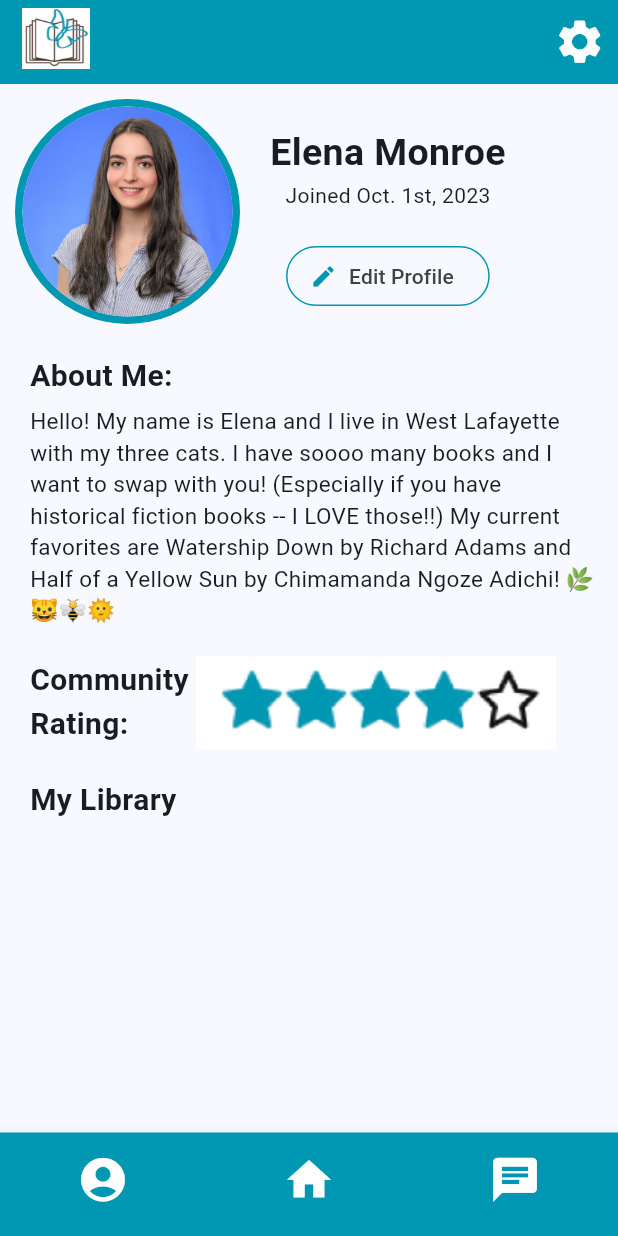
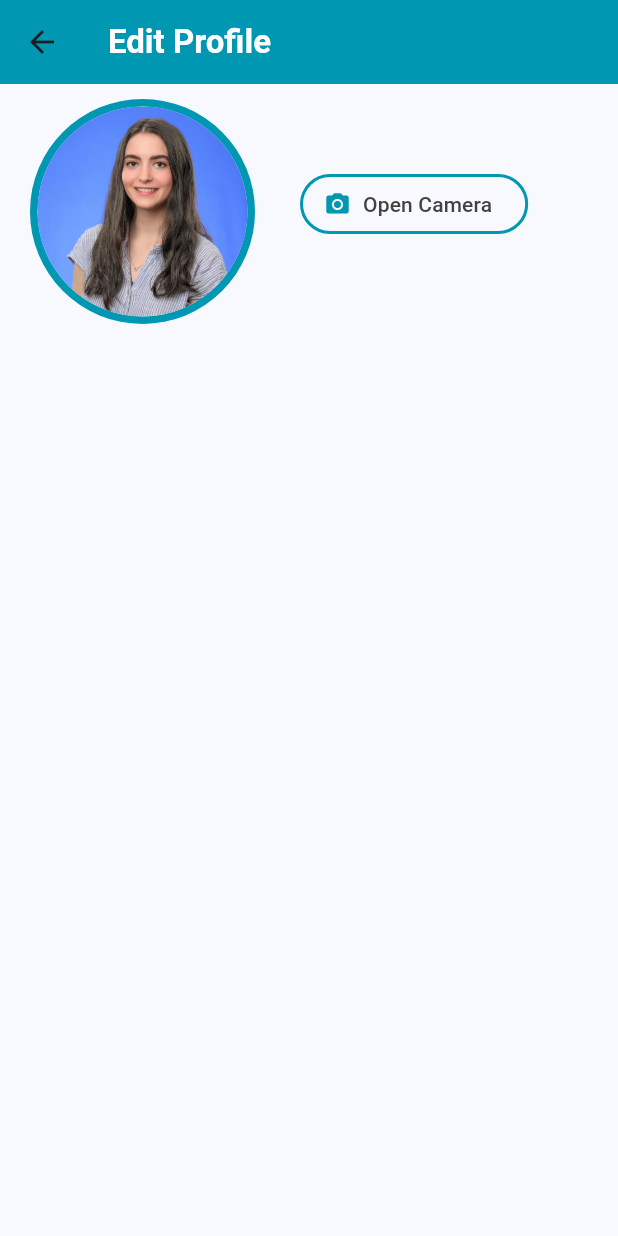
Before and after one commit to SamDG7/BookXchange, a Flutter app: the screen it shows after launch, after a tap on "Edit Profile", on a phone screen of 412 x 824 dp. Run offline on Flutter 3.47's test engine with Material 2 defaults, Android fonts, the light colour scheme and no system bars; our stand-ins replace firebase_auth, firebase_core, google_sign_in; accounts and stored records are empty.

Commit message:
Made an Edit Profile screen with camera button

```diff
--- /dev/null
+++ b/bookxchange_flutter/lib/screens/edit_profile_page.dart
@@ -0,0 +1,79 @@
+import 'package:bookxchange_flutter/constants.dart';
+import 'package:flutter/material.dart';
+
+class EditProfileScreen extends StatefulWidget {
+  const EditProfileScreen({super.key});
+
+  @override
+  State<EditProfileScreen> createState() => _EditProfileScreenState();
+}
+
+class _EditProfileScreenState extends State<EditProfileScreen> {
+  @override
+  Widget build(BuildContext context) {
+    return Scaffold(
+      appBar: AppBar(
+        backgroundColor: butterfly,
+        title: Text(
+          'Edit Profile',
+          style: TextStyle(
+            color: Colors.white,
+            fontWeight: FontWeight.bold,
+          ),
+        ),
+      ),
+      // Vertical scrollable layout
+      body: ListView(
+        children: <Widget>[
+          Row(
+            mainAxisAlignment: MainAxisAlignment.start,
+            children: [
+              Padding(
+                padding: EdgeInsets.fromLTRB(20, 10, 10, 0),
+                child: Container(
+                  child: CircleAvatar(
+                    radius: 75,
+                    backgroundColor: butterfly,
+                    child: CircleAvatar(
+                      radius: 70,
+                      backgroundImage: AssetImage(
+                          'assets/profile_pic_elena.png'), // TODO: REPLACE WITH USER IMAGE
+                    ),
+                  ),
+                ),
+              ),
+
+              // Change profile picture buttons
+              Column(
+                children: [
+                  Padding(
+                    padding: EdgeInsets.fromLTRB(20, 0, 0, 0),
+                    child: OutlinedButton.icon(
+                      onPressed: () {
+                        // OPEN CAMERA
+                      },
+                      icon: Icon(
+                        Icons.photo_camera,
+                        color: butterfly,
+                      ),
+                      label: Text(
+                        'Open Camera',
+                        style: TextStyle(color: Colors.grey[800]),
+                      ),
+                      style: OutlinedButton.styleFrom(
+                        side: BorderSide(width: 2.0, color: butterfly),
+                      ),
+                    ),
+                  ),
+                  // TODO: PUT CAMERA ROLL BUTTON HERE W SAME PADDING
+                ],
+              ),
+
+              // TODO: PUT EDITABLE NAME, BIO, ECT HERE
+            ],
+          ),
+        ],
+      ),
+    );
+  }
+}
--- a/bookxchange_flutter/lib/screens/profile_page.dart
+++ b/bookxchange_flutter/lib/screens/profile_page.dart
@@ -1,4 +1,6 @@
 import 'package:bookxchange_flutter/constants.dart';
+import 'package:bookxchange_flutter/screens/edit_profile_page.dart';
+import 'package:bookxchange_flutter/screens/login_signup_screen.dart';
 import 'package:flutter/material.dart';
 
 class ProfileScreen extends StatefulWidget {
@@ -48,10 +50,18 @@ class _ProfileScreenState extends State<ProfileScreen> {
                       ),
                       Text(
                           "Joined Oct. 1st, 2023"), // TODO: REPLACE WITH USER JOIN DATE
+
+                      //Edit profile option
                       Padding(
                         padding: EdgeInsets.fromLTRB(0, 20, 0, 0),
                         child: OutlinedButton.icon(
-                          onPressed: () {}, // TODO: ADD BUTTON FUNCTIONALITY
+                          onPressed: () {
+                            Navigator.push(
+                              context,
+                              MaterialPageRoute(
+                                  builder: (context) => EditProfileScreen()),
+                            );
+                          },
                           icon: Icon(
                             Icons.mode_edit,
                             color: butterfly,
```
Also changed, not shown: bookxchange_flutter/lib/components/components.dart (line endings or trailing spaces). Lines whose indentation alone changed are shown as unchanged.
